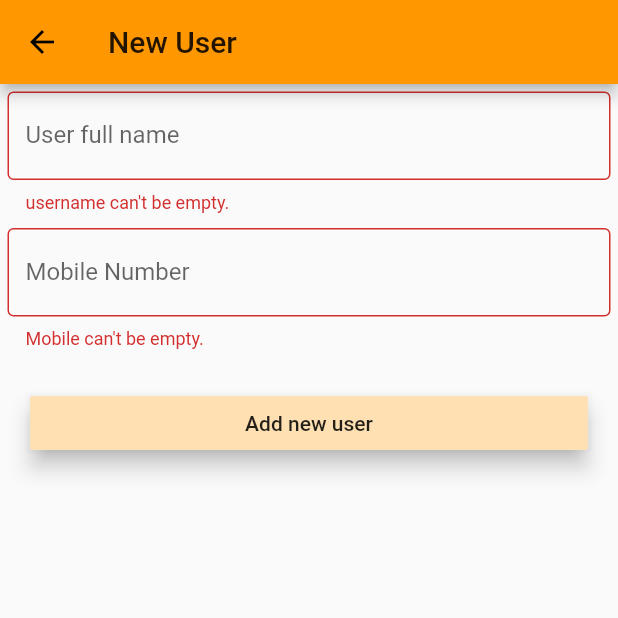
After one commit to jafsparrow/CommissionApp, a Flutter app: the UserManagement screen opened directly, after a tap on "Add new user", on a phone screen of 412 x 824 dp, the top half of it. The commit adds this screen. Run offline on Flutter 3.47's test engine with Material 2 defaults, Android fonts, the phone set to English and light mode, and no system bars; our stand-ins replace cloud_firestore; missing offline and left inert: qrcode_reader; accounts and stored records are empty.

```diff
--- /dev/null
+++ b/lib/screens/usermanage.dart
@@ -0,0 +1,97 @@
+import 'package:flutter/material.dart';
+import 'package:test2/utils/backend.dart';
+
+class UserManagement extends StatefulWidget {
+  _UserManagementState createState() => _UserManagementState();
+}
+
+class _UserManagementState extends State<UserManagement> {
+  static final formKey = GlobalKey<FormState>();
+  FirestoreBackend _backend = new FirestoreBackend();
+  String _username;
+  String _phone;
+  bool validateAndSave() {
+    final form = formKey.currentState;
+    if (form.validate()) {
+      form.save();
+      return true;
+    }
+    return false;
+  }
+
+  _addUser() {
+    if (validateAndSave()) {
+      print('form submitted');
+      _backend.addUser(_username, _phone).then((user) {
+        Navigator.pop(context);
+      });
+    }
+  }
+
+  @override
+  Widget build(BuildContext context) {
+    return Scaffold(
+      resizeToAvoidBottomPadding: true,
+      appBar: AppBar(
+        title: Text('New User'),
+      ),
+      body: ListView(
+        children: <Widget>[
+          Form(
+            key: formKey,
+            child: Column(
+              crossAxisAlignment: CrossAxisAlignment.stretch,
+              children: <Widget>[
+                Container(
+                  padding: EdgeInsets.all(5.0),
+                  child: TextFormField(
+                    decoration: InputDecoration(
+                        // contentPadding: EdgeInsets.all(5.0),
+                        border: OutlineInputBorder(),
+                        hintText: 'User Name',
+                        labelText: 'User full name'),
+                    onSaved: (val) {
+                      _username = val;
+                    },
+                    validator: (val) =>
+                        val.isEmpty ? 'username can\'t be empty.' : null,
+                  ),
+                ),
+                Container(
+                  padding: EdgeInsets.all(5.0),
+                  child: TextFormField(
+                    decoration: InputDecoration(
+                        // contentPadding: EdgeInsets.all(5.0),
+                        border: OutlineInputBorder(),
+                        hintText: 'Mobile Number',
+                        labelText: 'Mobile Number'),
+                    onSaved: (val) {
+                      _phone = val;
+                    },
+                    validator: (val) =>
+                        val.isEmpty ? 'Mobile can\'t be empty.' : null,
+                    keyboardType: TextInputType.datetime,
+                  ),
+                ),
+                Container(
+                  padding: EdgeInsets.all(10.0),
+                  child: Padding(
+                    padding: EdgeInsets.all(10.0),
+                    child: RaisedButton(
+                      elevation: 6.0,
+                      color: Colors.orange.shade100,
+                      child: Text('Add new user'),
+                      onPressed: () {
+                        _addUser();
+                      },
+                    ),
+                  ),
+                )
+              ],
+            ),
+          ),
+        ],
+      ),
+    );
+  }
+}
--- a/lib/utils/backend.dart
+++ b/lib/utils/backend.dart
@@ -9,6 +9,10 @@ abstract class Backend {
   Future<dynamic> addQrCode(String userId, String qrCode) {}
   Future<void> deleteQrCode(String userId, String qrCode) {}
   Future<QuerySnapshot> getUser(String barcodeId) {}
+
+  Future<dynamic> addUser(String username, String mobile) {}
+
+  Future<QuerySnapshot> findUsers() {}
 }
 
 class FirestoreBackend implements Backend {
@@ -59,6 +63,22 @@ class FirestoreBackend implements Backend {
         .where('qrCodes', arrayContains: barcodeId)
         .getDocuments();
   }
+
+  @override
+  Future addUser(String username, String mobile) {
+    DateTime _today = DateTime.now();
+    Map<String, dynamic> newUser = {
+      "name": username,
+      "mobile": mobile,
+      "addedDate": _today
+    };
+    return userDBCollection.add(newUser);
+  }
+
+  @override
+  Future<QuerySnapshot> findUsers() {
+    return userDBCollection.orderBy('addedDate').getDocuments();
+  }
 }
 
 // the array uinion did not add duplicate strings to the array in firestore.don't know why .. need a tutorial on this. firstore letting me
```
Also changed, not shown: lib/main.dart (+88 -36 lines).
